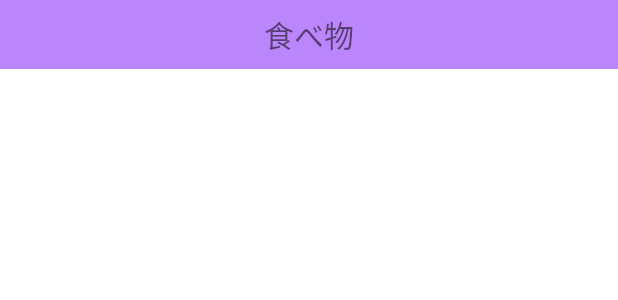
After one commit to itc-s21009/VocabularyBook, an Android app: the layout category_row.xml on its own in the app's theme, with its tools: preview values and no code run, on a phone screen of 412 x 824 dp. The commit adds this screen. Shown: the top 300 px of the screen. Run offline under Robolectric (Android 15) with nearby library versions, the phone set to English and light mode, and no system bars.

Commit message:
カテゴリ削除できるようにした

```diff
--- a/app/src/main/java/jp/ac/it_college/std/pbl_b/vocabularybook/WordDetailsActivity.kt
+++ b/app/src/main/java/jp/ac/it_college/std/pbl_b/vocabularybook/WordDetailsActivity.kt
@@ -3,7 +3,6 @@ package jp.ac.it_college.std.pbl_b.vocabularybook
 import androidx.appcompat.app.AppCompatActivity
 import android.os.Bundle
 import android.view.MenuItem
-import jp.ac.it_college.std.pbl_b.vocabularybook.databinding.ActivityMainBinding
 import jp.ac.it_college.std.pbl_b.vocabularybook.databinding.ActivityWordDetailsBinding
 
 class WordDetailsActivity : AppCompatActivity() {
@@ -16,7 +15,7 @@ class WordDetailsActivity : AppCompatActivity() {
 
         supportActionBar?.setDisplayHomeAsUpEnabled(true)
 
-        val wordId = intent.getIntExtra("WORD_ID", 0)
+        val wordId = intent.getLongExtra("WORD_ID", 0)
 
     }
 
--- /dev/null
+++ b/app/src/main/res/layout/category_row.xml
@@ -0,0 +1,14 @@
+<?xml version="1.0" encoding="utf-8"?>
+<TextView xmlns:android="http://schemas.android.com/apk/res/android"
+    xmlns:tools="http://schemas.android.com/tools"
+    android:id="@+id/tvCategory"
+    android:layout_width="match_parent"
+    android:layout_height="wrap_content"
+    android:background="@color/purple_200"
+    android:gravity="center"
+    android:paddingStart="8dp"
+    android:paddingTop="8dp"
+    android:paddingEnd="8dp"
+    android:paddingBottom="8dp"
+    android:textSize="20sp"
+    tools:text="食べ物" />
--- /dev/null
+++ b/app/src/main/res/menu/menu_context_category.xml
@@ -0,0 +1,6 @@
+<?xml version="1.0" encoding="utf-8"?>
+<menu xmlns:android="http://schemas.android.com/apk/res/android">
+    <item
+        android:id="@+id/itRemoveCategory"
+        android:title="@string/it_remove" />
+</menu>
```
Also changed, not shown: app/src/main/java/jp/ac/it_college/std/pbl_b/vocabularybook/MainActivity.kt (+43 -26 lines), app/src/main/res/layout/activity_main.xml (+5 -2 lines).
